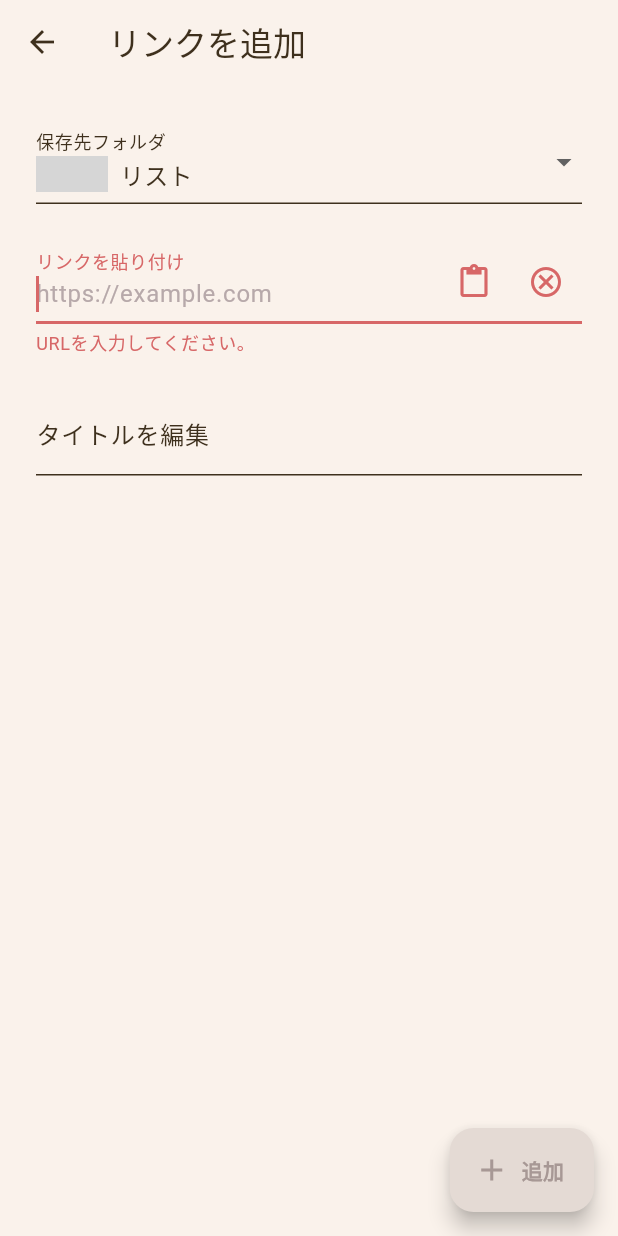
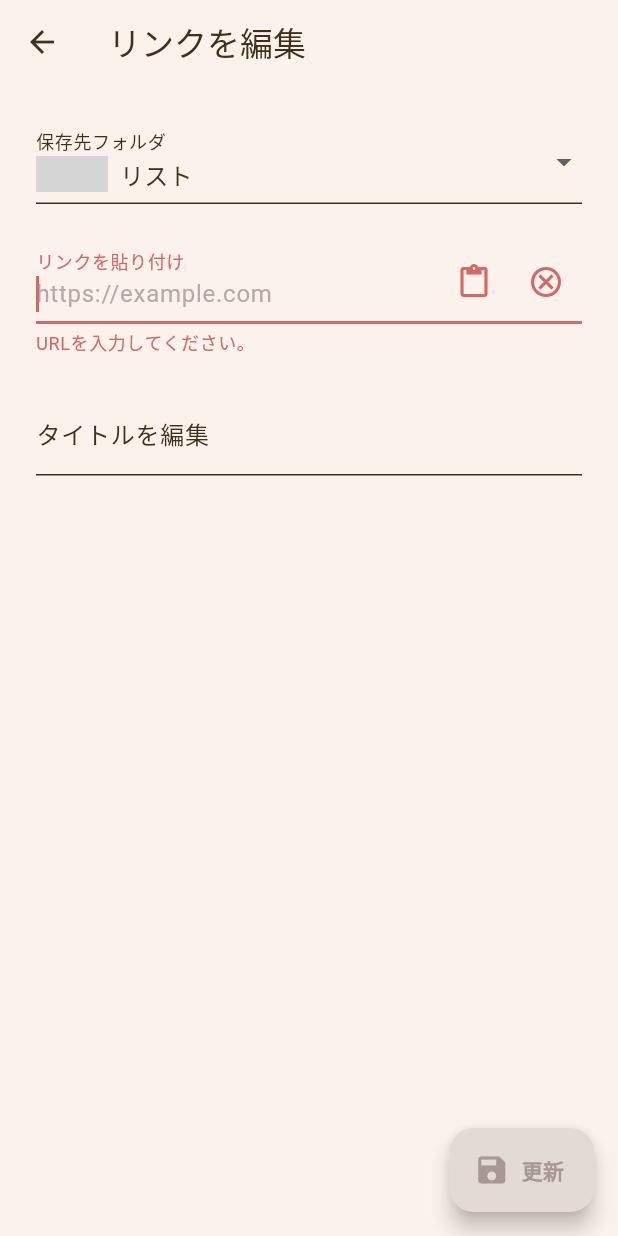
Before and after one commit to Sh1M4D40811m/wishelf, a Flutter app: the LinkEditScreen screen opened directly with empty values, on a phone screen of 412 x 824 dp. Run offline on Flutter 3.47's test engine with Material 3 defaults, Android fonts, the phone set to English and light mode, and no system bars; our stand-ins replace shared_preferences; missing offline and left inert: icon_decoration, metadata_fetch; accounts and stored records are empty; grey boxes are pictures that could not be loaded.

Commit message:
add link_edit_action

```diff
--- a/lib/views/link_edit_screen.dart
+++ b/lib/views/link_edit_screen.dart
@@ -33,7 +33,6 @@ final class _LinkEditScreenState extends State<LinkEditScreen> {
   bool _isButtonEnabled = false;
   String? _selectedFolderId;
   List<Folder> _folders = [];
-
   Metadata? _fetchedMetadata;
   bool _isFetchingMetadata = false;
   String? _urlErrorText;
@@ -56,9 +55,6 @@ final class _LinkEditScreenState extends State<LinkEditScreen> {
 
     WidgetsBinding.instance.addPostFrameCallback((_) {
       _urlFocusNode.requestFocus();
-      if (widget.initialItem?.imageUrl != null && _urlErrorText == null) {
-        _fetchMetadata(widget.initialItem!.imageUrl!);
-      }
     });
 
     _loadFolders();
@@ -103,7 +99,6 @@ final class _LinkEditScreenState extends State<LinkEditScreen> {
       });
     }
     _updateButtonState();
-    // タイトルフィールドのフォーカスが外れたときに再描画(バツボタンの表示)
     if (mounted) {
       setState(() {});
     }
@@ -154,7 +149,9 @@ final class _LinkEditScreenState extends State<LinkEditScreen> {
       if (data != null) {
         setState(() {
           _fetchedMetadata = data;
-          if (data.title != null && data.title!.isNotEmpty) {
+          if (data.title != null &&
+              data.title!.isNotEmpty &&
+              _titleController.text.trim().isEmpty) {
             _titleController.text = data.title!;
           } else {
             _titleController.clear();
@@ -210,14 +207,22 @@ final class _LinkEditScreenState extends State<LinkEditScreen> {
       imageUrl: _fetchedMetadata?.image,
       description: _fetchedMetadata?.description,
     );
-    vm.addLinkToFolder(_selectedFolderId!, link);
+    if (widget.initialItem != null) {
+      link.id = widget.initialItem!.id;
+      vm.updateLinkInFolder(_selectedFolderId!, link);
+    } else {
+      vm.addLinkToFolder(_selectedFolderId!, link);
+    }
     Navigator.of(context).pop();
   }
 
   @override
   Widget build(BuildContext context) {
     return Scaffold(
-      appBar: AppBar(centerTitle: false, title: Text('リンクを追加')),
+      appBar: AppBar(
+        centerTitle: false,
+        title: Text(widget.initialItem != null ? 'リンクを編集' : 'リンクを追加'),
+      ),
       body: SingleChildScrollView(
         padding: const EdgeInsets.all(24),
         child: Column(
@@ -258,8 +263,11 @@ final class _LinkEditScreenState extends State<LinkEditScreen> {
       ),
       floatingActionButton: FloatingActionButton.extended(
         onPressed: _isButtonEnabled ? _submitLink : null,
-        icon: Icon(Icons.add),
-        label: Text('追加', style: TextStyle(fontWeight: FontWeight.bold)),
+        icon: Icon(widget.initialItem != null ? Icons.save : Icons.add),
+        label: Text(
+          widget.initialItem != null ? '更新' : '追加',
+          style: TextStyle(fontWeight: FontWeight.bold),
+        ),
         backgroundColor:
             _isButtonEnabled
                 ? Theme.of(context).colorScheme.primary
```
Also changed, not shown: lib/viewmodels/link_edit_view_model.dart (+13 -0 lines), lib/views/link_list_screen.dart (+12 -12 lines).
